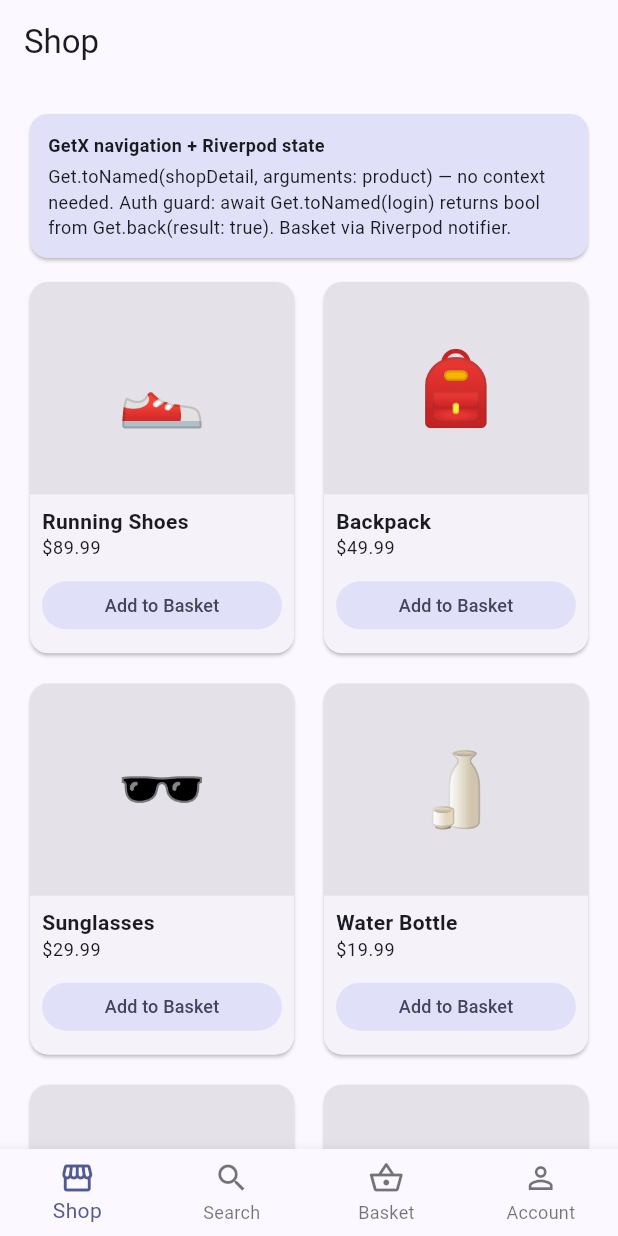
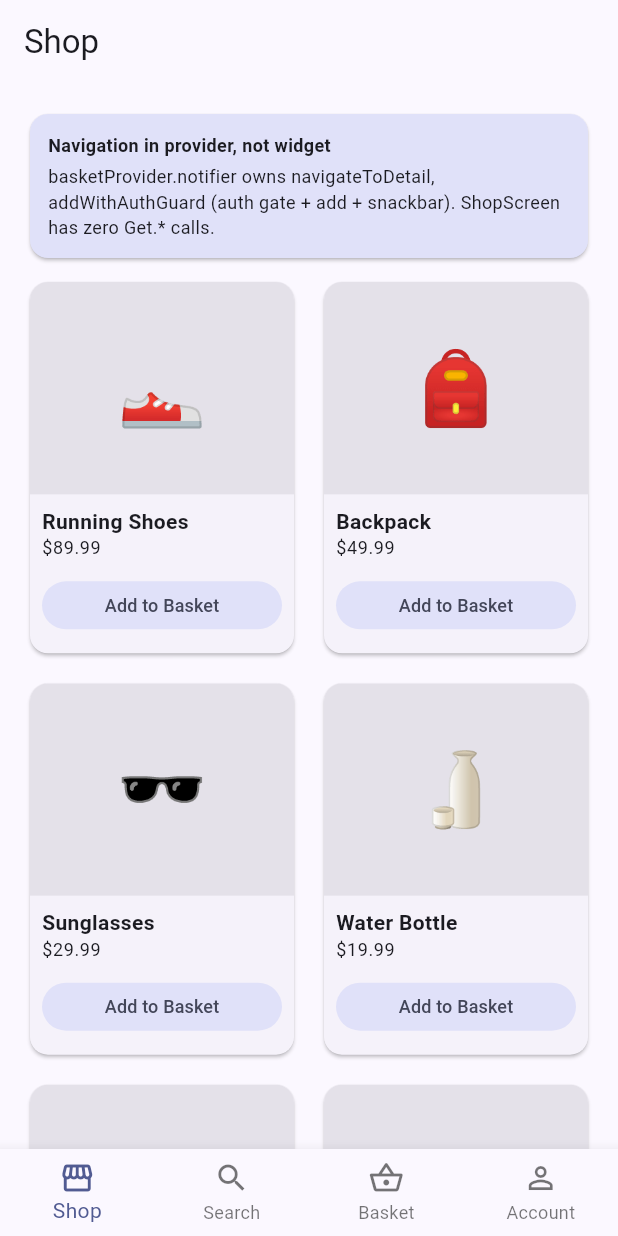
Before and after one commit to vdulnev/navigation, a Flutter app: the screen it shows after launch, on a phone screen of 412 x 824 dp. Run offline on Flutter 3.47's test engine with Material 3 defaults, Android fonts, the phone set to English and light mode, and no system bars; our stand-ins replace flutter_riverpod, get.

Commit message:
[getx_riverpod] move all navigation logic from screens into providers
Screens now have zero Get.* calls. Navigation responsibility is distributed
to the notifier that owns the relevant domain:

authProvider.notifier
  + navigateToLogin() — used by BasketScreen and AccountScreen

basketProvider.notifier
  + addWithAuthGuard(product) — auth gate + basket add + snackbar
  + navigateToDetail(product) — push shopDetail (ShopScreen, SearchScreen)
  + navigateToCheckout() — push checkout (BasketScreen)
  + navigateBack() — pop (CheckoutScreen)

loginStateProvider.notifier
  + submit() calls Get.back(result: true) on success (done in prior commit)

```diff
--- a/getx_riverpod/lib/features/account/screens/account_screen.dart
+++ b/getx_riverpod/lib/features/account/screens/account_screen.dart
@@ -1,10 +1,8 @@
 import 'package:flutter/material.dart';
 import 'package:flutter_riverpod/flutter_riverpod.dart';
-import 'package:get/get.dart';
 
 import '../../../providers/auth_provider.dart';
 import '../../../providers/basket_provider.dart';
-import '../../../router/app_routes.dart';
 import '../../../widgets/nav_note_card.dart';
 
 /// Account section — shows a sign-in prompt or the user's profile.
@@ -93,7 +91,7 @@ class AccountScreen extends ConsumerWidget {
           SizedBox(
             width: double.infinity,
             child: FilledButton(
-              onPressed: () => Get.toNamed(AppRoutes.login),
+              onPressed: ref.read(authProvider.notifier).navigateToLogin,
               child: const Text('Sign In'),
             ),
           ),
--- a/getx_riverpod/lib/features/basket/screens/basket_screen.dart
+++ b/getx_riverpod/lib/features/basket/screens/basket_screen.dart
@@ -1,10 +1,8 @@
 import 'package:flutter/material.dart';
 import 'package:flutter_riverpod/flutter_riverpod.dart';
-import 'package:get/get.dart';
 
 import '../../../providers/auth_provider.dart';
 import '../../../providers/basket_provider.dart';
-import '../../../router/app_routes.dart';
 import '../../../widgets/nav_note_card.dart';
 
 /// Basket section — requires login to view contents.
@@ -43,7 +41,7 @@ class BasketScreen extends ConsumerWidget {
                 ),
                 const SizedBox(height: 24),
                 FilledButton(
-                  onPressed: () => Get.toNamed(AppRoutes.login),
+                  onPressed: ref.read(authProvider.notifier).navigateToLogin,
                   child: const Text('Sign In'),
                 ),
                 const SizedBox(height: 24),
@@ -52,7 +50,7 @@ class BasketScreen extends ConsumerWidget {
                   body:
                       'ref.watch(authProvider) rebuilds this widget when login '
                       'succeeds — no setState() or manual refresh. '
-                      'Get.toNamed(login) navigates without a BuildContext.',
+                      'Navigation delegated to authProvider.notifier.',
                 ),
               ],
             ),
@@ -142,7 +140,7 @@ class BasketScreen extends ConsumerWidget {
                   SizedBox(
                     width: double.infinity,
                     child: FilledButton(
-                      onPressed: () => Get.toNamed(AppRoutes.checkout),
+                      onPressed: notifier.navigateToCheckout,
                       child: const Text('Proceed to Checkout'),
                     ),
                   ),
--- a/getx_riverpod/lib/features/basket/screens/checkout_screen.dart
+++ b/getx_riverpod/lib/features/basket/screens/checkout_screen.dart
@@ -1,6 +1,5 @@
 import 'package:flutter/material.dart';
 import 'package:flutter_riverpod/flutter_riverpod.dart';
-import 'package:get/get.dart';
 
 import '../../../providers/basket_provider.dart';
 import '../../../widgets/nav_note_card.dart';
@@ -46,7 +45,7 @@ class _CheckoutScreenState extends ConsumerState<CheckoutScreen> {
               ),
               const SizedBox(height: 24),
               FilledButton(
-                onPressed: Get.back,
+                onPressed: ref.read(basketProvider.notifier).navigateBack,
                 child: const Text('Back to Basket'),
               ),
             ],
--- a/getx_riverpod/lib/features/search/screens/search_screen.dart
+++ b/getx_riverpod/lib/features/search/screens/search_screen.dart
@@ -1,24 +1,16 @@
 import 'package:flutter/material.dart';
 import 'package:flutter_riverpod/flutter_riverpod.dart';
-import 'package:get/get.dart';
 
 import '../../../models/product.dart';
-import '../../../providers/auth_provider.dart';
 import '../../../providers/basket_provider.dart';
 import '../../../providers/search_provider.dart';
-import '../../../router/app_routes.dart';
 import '../../../widgets/nav_note_card.dart';
 
 /// Search section — live filter across the product catalogue.
 ///
-/// GetX + Riverpod concepts demonstrated:
-///
-/// • **Derived Riverpod provider**: [searchResultsProvider] is a [Provider]
-///   that reacts to [searchQueryProvider]. The widget just calls
-///   `ref.read(searchQueryProvider.notifier).set(query)` on keystroke — no
-///   manual filtering or setState needed.
-///
-/// • **GetX navigation**: tapping a result calls `Get.toNamed` with arguments.
+/// Navigation delegated to [BasketNotifier]:
+/// • [BasketNotifier.navigateToDetail] — tap a result
+/// • [BasketNotifier.addWithAuthGuard] — add to basket with auth gate
 class SearchScreen extends ConsumerWidget {
   const SearchScreen({super.key});
 
@@ -86,20 +78,11 @@ class SearchScreen extends ConsumerWidget {
           trailing: IconButton(
             icon: const Icon(Icons.add_shopping_cart),
             tooltip: 'Add to basket',
-            onPressed: () async {
-              if (!ref.read(authProvider)) {
-                final loggedIn = await Get.toNamed(AppRoutes.login);
-                if (loggedIn != true) return;
-              }
-              ref.read(basketProvider.notifier).add(product);
-              Get.snackbar(
-                'Added',
-                '${product.name} added to basket',
-                snackPosition: SnackPosition.BOTTOM,
-              );
-            },
+            onPressed: () =>
+                ref.read(basketProvider.notifier).addWithAuthGuard(product),
           ),
-          onTap: () => Get.toNamed(AppRoutes.shopDetail, arguments: product),
+          onTap: () =>
+              ref.read(basketProvider.notifier).navigateToDetail(product),
         );
       },
     );
--- a/getx_riverpod/lib/features/shop/screens/item_detail_screen.dart
+++ b/getx_riverpod/lib/features/shop/screens/item_detail_screen.dart
@@ -3,26 +3,20 @@ import 'package:flutter_riverpod/flutter_riverpod.dart';
 import 'package:get/get.dart';
 
 import '../../../models/product.dart';
-import '../../../providers/auth_provider.dart';
 import '../../../providers/basket_provider.dart';
-import '../../../router/app_routes.dart';
 import '../../../widgets/nav_note_card.dart';
 
 /// Product detail — pushed via [Get.toNamed] with a [Product] argument.
 ///
-/// GetX + Riverpod concepts demonstrated:
-///
-/// • **GetX arguments**: `Get.arguments as Product` reads the value passed to
-///   `Get.toNamed(AppRoutes.shopDetail, arguments: product)`. Simpler than
-///   `ModalRoute.of(context).settings.arguments`.
-///
-/// • **GetX back**: `Get.back()` pops to the shell. No BuildContext needed.
+/// [Get.arguments] reads the product passed by the caller. All navigation
+/// (auth guard, snackbar) is delegated to [BasketNotifier.addWithAuthGuard].
 class ItemDetailScreen extends ConsumerWidget {
   const ItemDetailScreen({super.key});
 
   @override
   Widget build(BuildContext context, WidgetRef ref) {
     final product = Get.arguments as Product;
+    final basket = ref.read(basketProvider.notifier);
 
     return Scaffold(
       appBar: AppBar(title: Text(product.name)),
@@ -47,26 +41,15 @@ class ItemDetailScreen extends ConsumerWidget {
           FilledButton.icon(
             icon: const Icon(Icons.shopping_basket_outlined),
             label: const Text('Add to Basket'),
-            onPressed: () async {
-              if (!ref.read(authProvider)) {
-                final loggedIn = await Get.toNamed(AppRoutes.login);
-                if (loggedIn != true) return;
-              }
-              ref.read(basketProvider.notifier).add(product);
-              Get.snackbar(
-                'Added',
-                '${product.name} added to basket',
-                snackPosition: SnackPosition.BOTTOM,
-              );
-            },
+            onPressed: () => basket.addWithAuthGuard(product),
           ),
           const SizedBox(height: 24),
           const NavNoteCard(
-            title: 'GetX: Get.arguments + Get.toNamed return value',
+            title: 'GetX arguments + navigation in provider',
             body:
                 'Product read via Get.arguments — no ModalRoute needed. '
-                'Auth guard uses await Get.toNamed<bool>(login); '
-                'LoginScreen calls Get.back(result: true) on success.',
+                'Auth guard, basket add, and snackbar all live in '
+                'basketProvider.notifier.addWithAuthGuard.',
           ),
         ],
       ),
--- a/getx_riverpod/lib/features/shop/screens/shop_screen.dart
+++ b/getx_riverpod/lib/features/shop/screens/shop_screen.dart
@@ -1,44 +1,21 @@
 import 'package:flutter/material.dart';
 import 'package:flutter_riverpod/flutter_riverpod.dart';
-import 'package:get/get.dart';
 
 import '../../../models/product.dart';
-import '../../../providers/auth_provider.dart';
 import '../../../providers/basket_provider.dart';
-import '../../../router/app_routes.dart';
 import '../../../widgets/nav_note_card.dart';
 
 /// Shop section — product grid.
 ///
-/// GetX + Riverpod concepts demonstrated:
-///
-/// • **GetX navigation**: `Get.toNamed(AppRoutes.shopDetail, arguments: product)`
-///   pushes above the shell without a BuildContext. No nested Navigator needed.
-///
-/// • **GetX auth guard**: `await Get.toNamed<bool>(AppRoutes.login)` returns
-///   the value passed to `Get.back(result: true)` in LoginScreen.
-///
-/// • **Riverpod reads**: basket mutation via `ref.read(basketProvider.notifier)`
-///   and auth check via `ref.read(authProvider)`.
+/// All navigation delegated to [BasketNotifier]:
+/// • [BasketNotifier.navigateToDetail] — push product detail
+/// • [BasketNotifier.addWithAuthGuard] — auth gate + add + snackbar
 class ShopScreen extends ConsumerWidget {
   const ShopScreen({super.key});
 
-  Future<void> _addToBasket(WidgetRef ref, Product product) async {
-    if (!ref.read(authProvider)) {
-      final loggedIn = await Get.toNamed(AppRoutes.login);
-      if (loggedIn != true) return;
-    }
-    ref.read(basketProvider.notifier).add(product);
-    Get.snackbar(
-      'Added',
-      '${product.name} added to basket',
-      duration: const Duration(seconds: 2),
-      snackPosition: SnackPosition.BOTTOM,
-    );
-  }
-
   @override
   Widget build(BuildContext context, WidgetRef ref) {
+    final basket = ref.read(basketProvider.notifier);
     return Scaffold(
       appBar: AppBar(title: const Text('Shop')),
       body: CustomScrollView(
@@ -47,11 +24,11 @@ class ShopScreen extends ConsumerWidget {
             padding: EdgeInsets.fromLTRB(16, 16, 16, 8),
             sliver: SliverToBoxAdapter(
               child: NavNoteCard(
-                title: 'GetX navigation + Riverpod state',
+                title: 'Navigation in provider, not widget',
                 body:
-                    'Get.toNamed(shopDetail, arguments: product) — no context '
-                    'needed. Auth guard: await Get.toNamed(login) returns bool '
-                    'from Get.back(result: true). Basket via Riverpod notifier.',
+                    'basketProvider.notifier owns navigateToDetail, '
+                    'addWithAuthGuard (auth gate + add + snackbar). '
+                    'ShopScreen has zero Get.* calls.',
               ),
             ),
           ),
@@ -69,9 +46,8 @@ class ShopScreen extends ConsumerWidget {
                 final product = kProducts[index];
                 return _ProductCard(
                   product: product,
-                  onTap: () =>
-                      Get.toNamed(AppRoutes.shopDetail, arguments: product),
-                  onAddToBasket: () => _addToBasket(ref, product),
+                  onTap: () => basket.navigateToDetail(product),
+                  onAddToBasket: () => basket.addWithAuthGuard(product),
                 );
               },
             ),
--- a/getx_riverpod/lib/providers/auth_provider.dart
+++ b/getx_riverpod/lib/providers/auth_provider.dart
@@ -1,4 +1,7 @@
 import 'package:flutter_riverpod/flutter_riverpod.dart';
+import 'package:get/get.dart';
+
+import '../router/app_routes.dart';
 
 sealed class AuthResult {
   const AuthResult();
@@ -43,4 +46,6 @@ class AuthNotifier extends Notifier<bool> {
     await Future<void>.delayed(const Duration(milliseconds: 300));
     state = false;
   }
+
+  void navigateToLogin() => Get.toNamed(AppRoutes.login);
 }
--- a/getx_riverpod/lib/providers/basket_provider.dart
+++ b/getx_riverpod/lib/providers/basket_provider.dart
@@ -1,6 +1,9 @@
 import 'package:flutter_riverpod/flutter_riverpod.dart';
+import 'package:get/get.dart';
 
 import '../models/product.dart';
+import '../router/app_routes.dart';
+import 'auth_provider.dart';
 
 class BasketItem {
   BasketItem({required this.product, this.quantity = 1});
@@ -49,4 +52,27 @@ class BasketNotifier extends Notifier<List<BasketItem>> {
   int get itemCount => state.fold(0, (s, i) => s + i.quantity);
 
   double get total => state.fold(0, (s, i) => s + i.product.price * i.quantity);
+
+  /// Auth-guards, adds [product], then shows a confirmation snackbar.
+  /// Used by shop, search, and item-detail screens so none of them need GetX.
+  Future<void> addWithAuthGuard(Product product) async {
+    if (!ref.read(authProvider)) {
+      final loggedIn = await Get.toNamed(AppRoutes.login);
+      if (loggedIn != true) return;
+    }
+    add(product);
+    Get.snackbar(
+      'Added',
+      '${product.name} added to basket',
+      duration: const Duration(seconds: 2),
+      snackPosition: SnackPosition.BOTTOM,
+    );
+  }
+
+  void navigateToDetail(Product product) =>
+      Get.toNamed(AppRoutes.shopDetail, arguments: product);
+
+  void navigateToCheckout() => Get.toNamed(AppRoutes.checkout);
+
+  void navigateBack() => Get.back();
 }
```
Also changed, not shown: getx_riverpod/lib/features/auth/screens/login_screen.dart (+1 -9 lines), getx_riverpod/lib/providers/login_state_provider.dart (+6 -9 lines).
